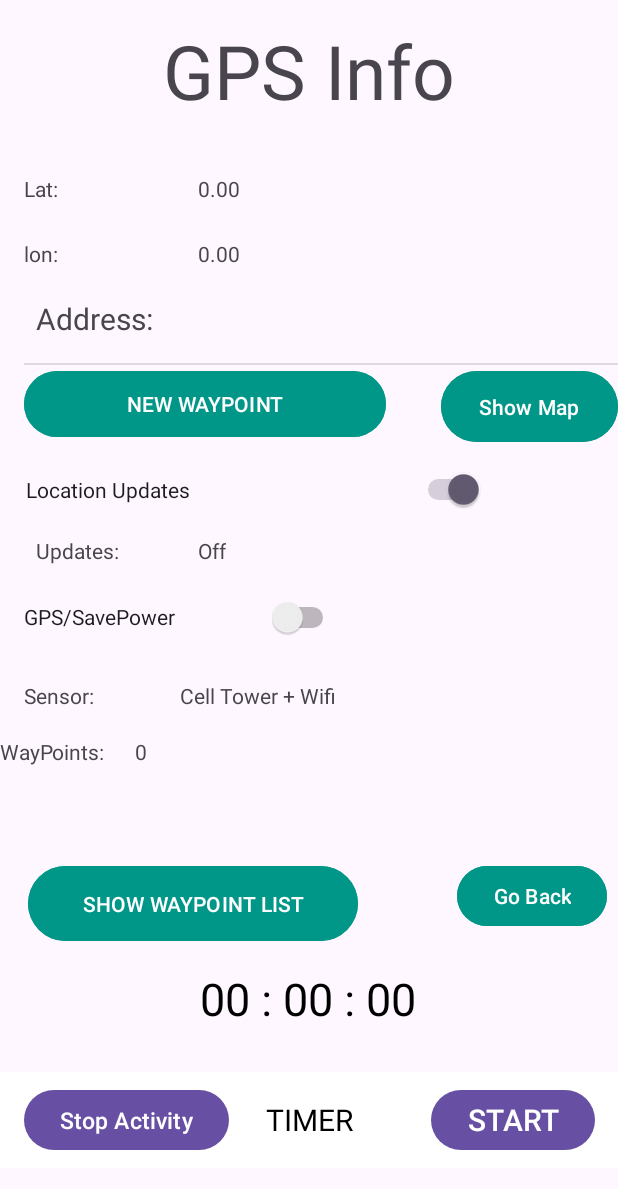
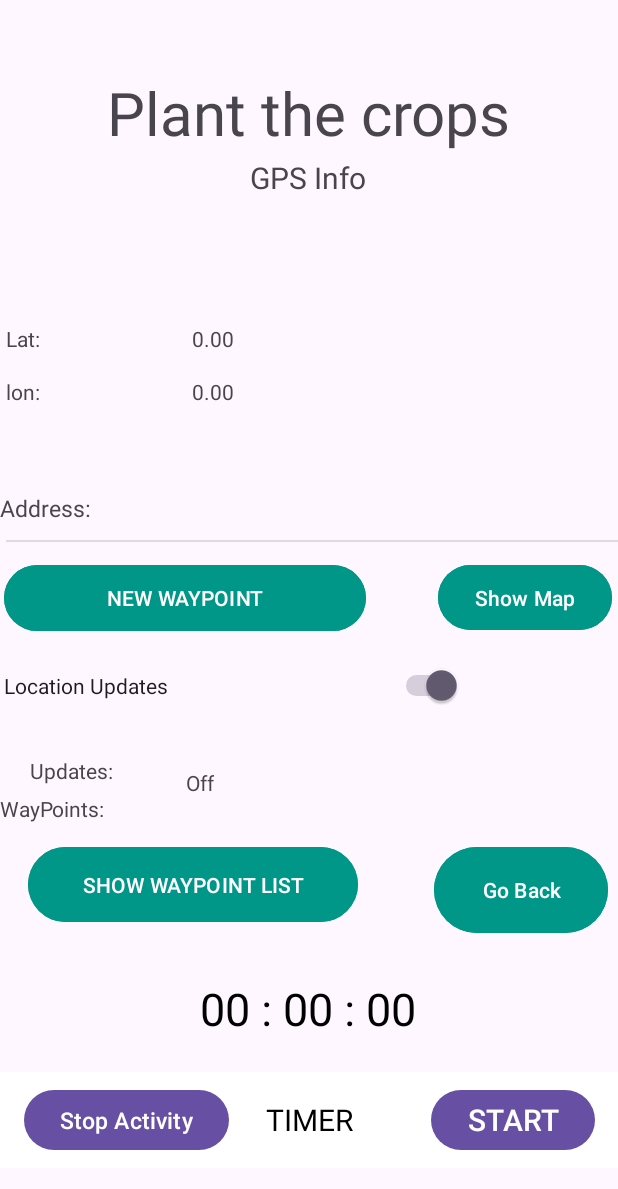
Before and after one commit to serraozturk/AGRIGPS, an Android app: the screen it shows after launch (GPSView), after a tap on "StartActivity", on a phone screen of 412 x 824 dp. Shown: the top 1189 px of the screen. Run offline under Robolectric (Android 15) with nearby library versions, the phone set to English and light mode, and no system bars.

Commit message:
Dropdow functions and Notifications for user

```diff
--- a/app/src/main/java/edu/htwd/gpstracktutorial/GPSView.java
+++ b/app/src/main/java/edu/htwd/gpstracktutorial/GPSView.java
@@ -40,7 +40,7 @@ public class GPSView extends AppCompatActivity {
     private Button move;
 
     private static final int PERMISSION_FINE_LOCATION = 99;
-    TextView tv_lat, tv_lon, tv_sensor, tv_updates, tv_address, tv_wayPointCounts;
+    TextView tv_lat, tv_lon, tv_sensor, tv_updates, tv_address, tv_wayPointCounts, titlepage;
     Button btn_newWayPoint, btn_showWayPointList, btn_showMap;
     Switch sw_locationupdates, sw_gps;
 
@@ -70,11 +70,22 @@ public class GPSView extends AppCompatActivity {
     //Google location API. The majority of the App features depends on this.
     FusedLocationProviderClient fusedLocationProviderClient;
 
+    String activityname = "";
+
     @Override
     protected void onCreate(Bundle savedInstanceState) {
         super.onCreate(savedInstanceState);
         EdgeToEdge.enable(this);
         setContentView(R.layout.activity_gpsview);
+
+        //Get info from the Main View
+        String titlename = getIntent().getStringExtra("farmactivity");
+        activityname = titlename;
+
+        titlepage = findViewById(R.id.titlepage);
+        titlepage.setText(titlename);
+
+        //Set timer
 
         timerText = (TextView) findViewById(R.id.timerText);
         stopStartButton = (Button) findViewById(R.id.startStopButton);
@@ -96,10 +107,10 @@ public class GPSView extends AppCompatActivity {
         tv_lat = findViewById(R.id.tv_lat);
 
         tv_lon = findViewById(R.id.tv_lon);
-        tv_sensor = findViewById(R.id.tv_sensor);
+
         tv_updates = findViewById(R.id.tv_updates);
         tv_address = findViewById(R.id.tv_address);
-        sw_gps = findViewById(R.id.sw_gps);
+
         sw_locationupdates = findViewById(R.id.sw_locationsupdates);
         btn_newWayPoint = findViewById(R.id.btn_newWayPoint);
         btn_showWayPointList = findViewById(R.id.btn_showWayPointList);
@@ -159,19 +170,7 @@ public class GPSView extends AppCompatActivity {
             }
         });
 
-        sw_gps.setOnClickListener(new View.OnClickListener() {
-            @Override
-            public void onClick(View v) {
-                if (sw_gps.isChecked()) {
-                    //most accurate - use GPS
-                    locationRequest.setPriority(LocationRequest.PRIORITY_HIGH_ACCURACY);
-                    tv_sensor.setText("Using GPS sensors");
-                } else {
-                    locationRequest.setPriority(LocationRequest.PRIORITY_BALANCED_POWER_ACCURACY);
-                    tv_sensor.setText("Using Towers + Wifi");
-                }
-            }
-        });
+
 
         sw_locationupdates.setOnClickListener(new View.OnClickListener() {
             @Override
@@ -192,13 +191,12 @@ public class GPSView extends AppCompatActivity {
     }//end of CreateMethod
 
 
-
     private void stopLocationUpdate() {
         tv_updates.setText("Location is NOT being Track");
         tv_lat.setText("Location is not Being track");
         tv_lon.setText("Location is not Being track");
         tv_address.setText("Location is not Being track");
-        tv_sensor.setText("Location is not Being track");
+
 
         fusedLocationProviderClient.removeLocationUpdates(locationCallBack);
 
@@ -306,28 +304,23 @@ public class GPSView extends AppCompatActivity {
         AlertDialog.Builder resetAlert = new AlertDialog.Builder(this);
         resetAlert.setTitle("Finish Activity");
         resetAlert.setMessage("Are you sure you want to finish the activity? ");
-        resetAlert.setPositiveButton("Finish", new DialogInterface.OnClickListener()
-        {
+        resetAlert.setPositiveButton("Finish", new DialogInterface.OnClickListener() {
             @Override
-            public void onClick(DialogInterface dialogInterface, int i)
-            {
-                if(timerTask != null)
-                {
+            public void onClick(DialogInterface dialogInterface, int i) {
+                if (timerTask != null) {
                     timerTask.cancel();
-                    setButtonUI("START", R.color.green);
+                    setButtonUI("START", R.color.white);
                     time = 0.0;
                     timerStarted = false;
-                    timerText.setText(formatTime(0,0,0));
+                    timerText.setText(formatTime(0, 0, 0));
+                    Toast.makeText(GPSView.this, "Activity " + activityname + " finish, you can create a new same activity or go back to create a different one", Toast.LENGTH_LONG).show();
 
                 }
+
             }
-        });
-
-        resetAlert.setNeutralButton("Cancel", new DialogInterface.OnClickListener()
-        {
+        }).setNeutralButton("Cancel", new DialogInterface.OnClickListener() {
             @Override
-            public void onClick(DialogInterface dialogInterface, int i)
-            {
+            public void onClick(DialogInterface dialogInterface, int i) {
                 //do nothing
             }
         });
--- a/app/src/main/java/edu/htwd/gpstracktutorial/MainActivity.java
+++ b/app/src/main/java/edu/htwd/gpstracktutorial/MainActivity.java
@@ -16,12 +16,15 @@ import android.widget.ArrayAdapter;
 import android.widget.Spinner;
 import android.widget.Toast;
 
-public class MainActivity extends AppCompatActivity {
+public class MainActivity extends AppCompatActivity implements AdapterView.OnItemSelectedListener {
 
     //create dropdow
     private Spinner dropdown;
     //Buton to start activitys
     private Button move;
+
+    //Variable to know the activity to do
+    Integer titlea = 0;
 
 
 
@@ -52,15 +55,42 @@ public class MainActivity extends AppCompatActivity {
 
         //set the adapter in the spinner
         dropdown.setAdapter(adapter);
+        dropdown.setOnItemSelectedListener(this);
 
 
         move = findViewById(R.id.Move);
         move.setOnClickListener(new View.OnClickListener() {
             @Override
             public void onClick(View v) {
+                System.out.println(adapter);
+                String message = activitysitems[titlea];
                 Intent intent=new Intent(MainActivity.this, GPSView.class);
+                intent.putExtra("farmactivity", message);
                 startActivity(intent);
             }
         });
     }
+
+    @Override
+    public void onItemSelected(AdapterView<?> parent, View v, int position, long id) {
+
+        switch (position) {
+            case 0:
+                titlea = 0;
+                break;
+            case 1:
+                titlea = 1;
+                break;
+            case 2:
+                titlea = 2;
+                break;
+
+        }
+    }
+
+    @Override
+    public void onNothingSelected(AdapterView<?> parent) {
+        // TODO Auto-generated method stub
+    }
+
 }
--- a/app/src/main/res/layout/activity_gpsview.xml
+++ b/app/src/main/res/layout/activity_gpsview.xml
@@ -67,156 +67,9 @@
         app:layout_constraintEnd_toEndOf="parent"
         app:layout_constraintHorizontal_bias="0.498"
         app:layout_constraintStart_toStartOf="parent"
-        app:layout_constraintTop_toTopOf="@+id/gpsinfo"
+        app:layout_constraintTop_toTopOf="@+id/titlepage"
         app:layout_constraintVertical_bias="0.821"
         tools:ignore="MissingConstraints" />
-
-    <TextView
-        android:id="@+id/tv_labelsensor"
-        android:layout_width="100dp"
-        android:layout_height="wrap_content"
-        android:layout_marginStart="16dp"
-        android:layout_marginTop="12dp"
-        android:text="Sensor:"
-        app:layout_constraintStart_toStartOf="parent"
-        app:layout_constraintTop_toBottomOf="@+id/sw_gps" />
-
-    <Switch
-        android:id="@+id/sw_gps"
-        android:layout_width="210dp"
-        android:layout_height="61dp"
-        android:layout_marginTop="4dp"
-        android:text="GPS/SavePower"
-        app:layout_constraintEnd_toEndOf="parent"
-        app:layout_constraintHorizontal_bias="0.079"
-        app:layout_constraintStart_toStartOf="parent"
-        app:layout_constraintTop_toBottomOf="@+id/tv_labelupdates" />
-
-    <TextView
-        android:id="@+id/tv_sensor"
-        android:layout_width="wrap_content"
-        android:layout_height="wrap_content"
-        android:layout_marginStart="4dp"
-        android:text="Cell Tower + Wifi"
-        app:layout_constraintStart_toEndOf="@+id/tv_labelsensor"
-        app:layout_constraintTop_toTopOf="@+id/tv_labelsensor" />
-
-    <TextView
-        android:id="@+id/tv_lbladdress"
-        android:layout_width="81dp"
-        android:layout_height="29dp"
-        android:layout_marginStart="24dp"
-        android:layout_marginTop="20dp"
-        android:layout_marginEnd="290dp"
-        android:text="Address:"
-        android:textColorLink="#009688"
-        android:textSize="20sp"
-        app:layout_constraintEnd_toEndOf="parent"
-        app:layout_constraintHorizontal_bias="0.0"
-        app:layout_constraintStart_toStartOf="parent"
-        app:layout_constraintTop_toBottomOf="@+id/tv_labellon" />
-
-    <TextView
-        android:id="@+id/tv_lat"
-        android:layout_width="wrap_content"
-        android:layout_height="wrap_content"
-        android:layout_marginStart="16dp"
-        android:layout_marginTop="116dp"
-        android:text="0.00"
-        app:layout_constraintStart_toEndOf="@+id/tv_labellat"
-        app:layout_constraintTop_toTopOf="parent" />
-
-    <TextView
-        android:id="@+id/tv_labelupdates"
-        android:layout_width="100dp"
-        android:layout_height="wrap_content"
-        android:layout_marginStart="24dp"
-        android:text="Updates:"
-        app:layout_constraintStart_toStartOf="parent"
-        app:layout_constraintTop_toBottomOf="@+id/sw_locationsupdates" />
-
-    <TextView
-        android:id="@+id/tv_updates"
-        android:layout_width="wrap_content"
-        android:layout_height="wrap_content"
-        android:layout_marginStart="8dp"
-        android:text="Off"
-        app:layout_constraintStart_toEndOf="@+id/tv_labelupdates"
-        app:layout_constraintTop_toTopOf="@+id/tv_labelupdates" />
-
-    <Switch
-        android:id="@+id/sw_locationsupdates"
-        android:layout_width="305dp"
-        android:layout_height="62dp"
-        android:checked="true"
-        android:text="Location Updates"
-        app:layout_constraintEnd_toEndOf="parent"
-        app:layout_constraintHorizontal_bias="0.16"
-        app:layout_constraintStart_toStartOf="parent"
-        app:layout_constraintTop_toBottomOf="@+id/btn_newWayPoint" />
-
-    <TextView
-        android:id="@+id/tv_lon"
-        android:layout_width="wrap_content"
-        android:layout_height="wrap_content"
-        android:layout_marginStart="16dp"
-        android:layout_marginTop="24dp"
-        android:text="0.00"
-        app:layout_constraintStart_toEndOf="@+id/tv_labellon"
-        app:layout_constraintTop_toBottomOf="@+id/tv_lat" />
-
-    <TextView
-        android:id="@+id/tv_labellat"
-        android:layout_width="100dp"
-        android:layout_height="wrap_content"
-        android:layout_marginStart="16dp"
-        android:layout_marginTop="116dp"
-        android:text="Lat:"
-        app:layout_constraintStart_toStartOf="parent"
-        app:layout_constraintTop_toTopOf="parent" />
-
-    <TextView
-        android:id="@+id/tv_labellon"
-        android:layout_width="100dp"
-        android:layout_height="wrap_content"
-        android:layout_marginStart="16dp"
-        android:layout_marginTop="24dp"
-        android:text="lon:"
-        app:layout_constraintStart_toStartOf="parent"
-        app:layout_constraintTop_toBottomOf="@+id/tv_labellat" />
-
-    <TextView
-        android:id="@+id/tv_labelCrumbCounter"
-        android:layout_width="wrap_content"
-        android:layout_height="wrap_content"
-        android:layout_marginTop="8dp"
-        android:layout_marginEnd="20dp"
-        android:layout_marginBottom="8dp"
-        android:text="WayPoints:"
-        app:layout_constraintBottom_toTopOf="@+id/btn_showWayPointList"
-        app:layout_constraintEnd_toStartOf="@+id/tv_countOfCrumbs"
-        app:layout_constraintStart_toStartOf="parent"
-        app:layout_constraintTop_toBottomOf="@+id/tv_labelsensor"
-        app:layout_constraintVertical_bias="0.15" />
-
-    <TextView
-        android:id="@+id/tv_countOfCrumbs"
-        android:layout_width="wrap_content"
-        android:layout_height="wrap_content"
-        android:layout_marginStart="20dp"
-        android:text="0"
-        app:layout_constraintStart_toEndOf="@+id/tv_labelCrumbCounter"
-        app:layout_constraintTop_toTopOf="@+id/tv_labelCrumbCounter" />
-
-    <View
-        android:id="@+id/divider"
-        android:layout_width="409dp"
-        android:layout_height="1dp"
-        android:layout_marginStart="16dp"
-        android:layout_marginTop="24dp"
-        android:background="?android:attr/listDivider"
-        app:layout_constraintStart_toStartOf="parent"
-        app:layout_constraintTop_toBottomOf="@+id/tv_address" />
 
     <TextView
         android:id="@+id/tv_address"
@@ -227,8 +80,8 @@
 
     <Button
         android:id="@+id/changeactivity"
-        android:layout_width="wrap_content"
-        android:layout_height="wrap_content"
+        android:layout_width="116dp"
+        android:layout_height="65dp"
         android:backgroundTint="#009688"
         android:text="Go Back"
         app:layout_constraintBottom_toBottomOf="parent"
@@ -239,16 +92,148 @@
         app:layout_constraintVertical_bias="0.739" />
 
     <TextView
-        android:id="@+id/gpsinfo"
+        android:id="@+id/titlepage"
         android:layout_width="wrap_content"
         android:layout_height="wrap_content"
         android:text="GPS Info"
-        android:textSize="50sp"
+        android:textSize="40sp"
         app:layout_constraintBottom_toBottomOf="parent"
         app:layout_constraintEnd_toEndOf="parent"
+        app:layout_constraintHorizontal_bias="0.498"
         app:layout_constraintStart_toStartOf="parent"
         app:layout_constraintTop_toTopOf="parent"
-        app:layout_constraintVertical_bias="0.018" />
+        app:layout_constraintVertical_bias="0.062" />
+
+    <TextView
+        android:id="@+id/textView2"
+        android:layout_width="wrap_content"
+        android:layout_height="wrap_content"
+        android:text="GPS Info"
+        android:textSize="20sp"
+        app:layout_constraintBottom_toBottomOf="parent"
+        app:layout_constraintEnd_toEndOf="parent"
+        app:layout_constraintHorizontal_bias="0.498"
+        app:layout_constraintStart_toStartOf="parent"
+        app:layout_constraintTop_toTopOf="parent"
+        app:layout_constraintVertical_bias="0.131" />
+
+    <TextView
+        android:id="@+id/tv_labelCrumbCounter"
+        android:layout_width="wrap_content"
+        android:layout_height="wrap_content"
+        android:layout_marginEnd="20dp"
+        android:layout_marginBottom="12dp"
+        android:text="WayPoints:"
+        app:layout_constraintBottom_toTopOf="@+id/btn_showWayPointList"
+        app:layout_constraintEnd_toStartOf="@+id/tv_countOfCrumbs"
+        app:layout_constraintStart_toStartOf="parent" />
+
+    <TextView
+        android:id="@+id/tv_labellat"
+        android:layout_width="100dp"
+        android:layout_height="wrap_content"
+        android:layout_marginStart="4dp"
+        android:layout_marginTop="216dp"
+        android:text="Lat:"
+        app:layout_constraintStart_toStartOf="parent"
+        app:layout_constraintTop_toTopOf="parent" />
+
+    <TextView
+        android:id="@+id/tv_lbladdress"
+        android:layout_width="65dp"
+        android:layout_height="23dp"
+        android:layout_marginTop="328dp"
+        android:text="Address:"
+        android:textColorLink="#009688"
+        android:textSize="15sp"
+        app:layout_constraintEnd_toEndOf="parent"
+        app:layout_constraintHorizontal_bias="0.0"
+        app:layout_constraintStart_toStartOf="parent"
+        app:layout_constraintTop_toTopOf="parent" />
+
+    <TextView
+        android:id="@+id/tv_labellon"
+        android:layout_width="100dp"
+        android:layout_height="wrap_content"
+        android:layout_marginStart="4dp"
+        android:layout_marginTop="16dp"
+        android:text="lon:"
+        app:layout_constraintStart_toStartOf="parent"
+        app:layout_constraintTop_toBottomOf="@+id/tv_labellat" />
+
+    <TextView
+        android:id="@+id/tv_lon"
+        android:layout_width="wrap_content"
+        android:layout_height="wrap_content"
+        android:layout_marginStart="24dp"
+        android:layout_marginTop="16dp"
+        android:text="0.00"
+        app:layout_constraintStart_toEndOf="@+id/tv_labellon"
+        app:layout_constraintTop_toBottomOf="@+id/tv_lat" />
+
+    <TextView
+        android:id="@+id/tv_lat"
+        android:layout_width="wrap_content"
+        android:layout_height="wrap_content"
+        android:layout_marginStart="24dp"
+        android:layout_marginTop="216dp"
+        android:text="0.00"
+        app:layout_constraintStart_toEndOf="@+id/tv_labellat"
+        app:layout_constraintTop_toTopOf="parent" />
+
+    <TextView
+        android:id="@+id/tv_labelupdates"
+        android:layout_width="100dp"
+        android:layout_height="wrap_content"
+        android:layout_marginStart="20dp"
+        android:layout_marginTop="16dp"
+        android:text="Updates:"
+        app:layout_constraintStart_toStartOf="parent"
+        app:layout_constraintTop_toBottomOf="@+id/sw_locationsupdates" />
+
+    <TextView
+        android:id="@+id/tv_countOfCrumbs"
+        android:layout_width="wrap_content"
+        android:layout_height="wrap_content"
+        android:layout_marginStart="88dp"
+        android:layout_marginTop="496dp"
+        android:text="0"
+        app:layout_constraintStart_toEndOf="@+id/tv_labelCrumbCounter"
+        app:layout_constraintTop_toTopOf="@+id/tv_labelCrumbCounter" />
+
+    <TextView
+        android:id="@+id/tv_updates"
+        android:layout_width="wrap_content"
+        android:layout_height="wrap_content"
+        android:layout_marginStart="4dp"
+        android:layout_marginTop="8dp"
+        android:text="Off"
+        app:layout_constraintStart_toEndOf="@+id/tv_labelupdates"
+        app:layout_constraintTop_toTopOf="@+id/tv_labelupdates" />
+
+    <View
+        android:id="@+id/divider"
+        android:layout_width="409dp"
+        android:layout_height="1dp"
+        android:layout_marginStart="4dp"
+        android:background="?android:attr/listDivider"
+        app:layout_constraintBottom_toBottomOf="parent"
+        app:layout_constraintStart_toStartOf="parent"
+        app:layout_constraintTop_toTopOf="parent"
+        app:layout_constraintVertical_bias="0.438" />
+
+    <Switch
+        android:id="@+id/sw_locationsupdates"
+        android:layout_width="305dp"
+        android:layout_height="62dp"
+        android:checked="true"
+        android:text="Location Updates"
+        app:layout_constraintBottom_toBottomOf="parent"
+        app:layout_constraintEnd_toEndOf="parent"
+        app:layout_constraintHorizontal_bias="0.028"
+        app:layout_constraintStart_toStartOf="parent"
+        app:layout_constraintTop_toTopOf="parent"
+        app:layout_constraintVertical_bias="0.559" />
 
     <Button
         android:id="@+id/btn_newWayPoint"
@@ -256,10 +241,12 @@
         android:layout_height="52dp"
         android:backgroundTint="#009688"
         android:text="NEW WAYPOINT"
+        app:layout_constraintBottom_toBottomOf="parent"
         app:layout_constraintEnd_toEndOf="parent"
-        app:layout_constraintHorizontal_bias="0.094"
+        app:layout_constraintHorizontal_bias="0.017"
         app:layout_constraintStart_toStartOf="parent"
-        app:layout_constraintTop_toBottomOf="@+id/divider" />
+        app:layout_constraintTop_toTopOf="parent"
+        app:layout_constraintVertical_bias="0.483" />
 
     <Button
         android:id="@+id/btn_showWayPointList"
@@ -281,13 +268,14 @@
 
     <Button
         android:id="@+id/btn_showMap"
-        android:layout_width="118dp"
-        android:layout_height="55dp"
+        android:layout_width="116dp"
+        android:layout_height="51dp"
+        android:layout_marginEnd="4dp"
         android:backgroundTint="#009688"
         android:text="Show Map"
         app:layout_constraintBottom_toBottomOf="parent"
         app:layout_constraintEnd_toEndOf="parent"
-        app:layout_constraintTop_toBottomOf="@+id/divider"
-        app:layout_constraintVertical_bias="0.0" />
+        app:layout_constraintTop_toTopOf="parent"
+        app:layout_constraintVertical_bias="0.482" />
 
 </androidx.constraintlayout.widget.ConstraintLayout>
```
